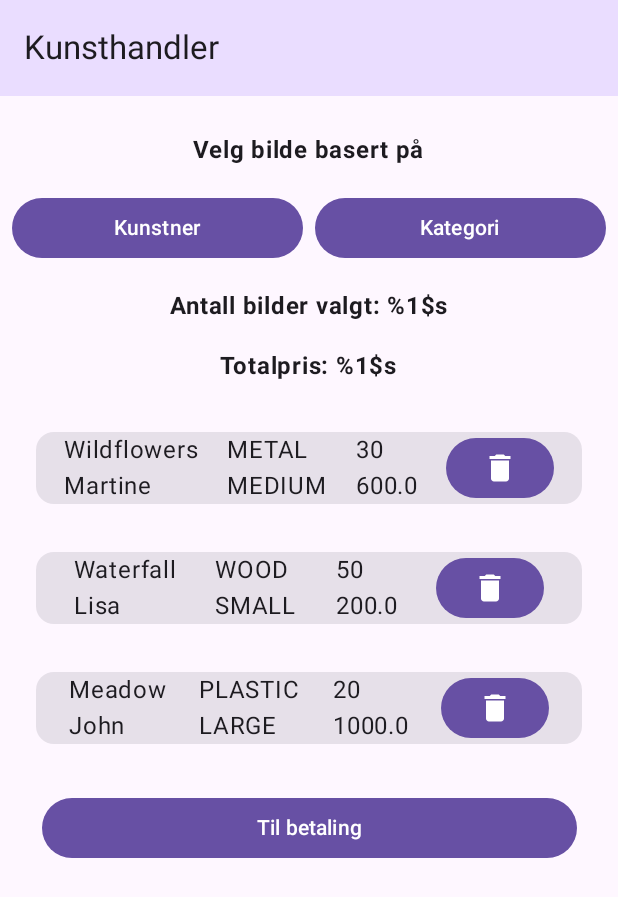
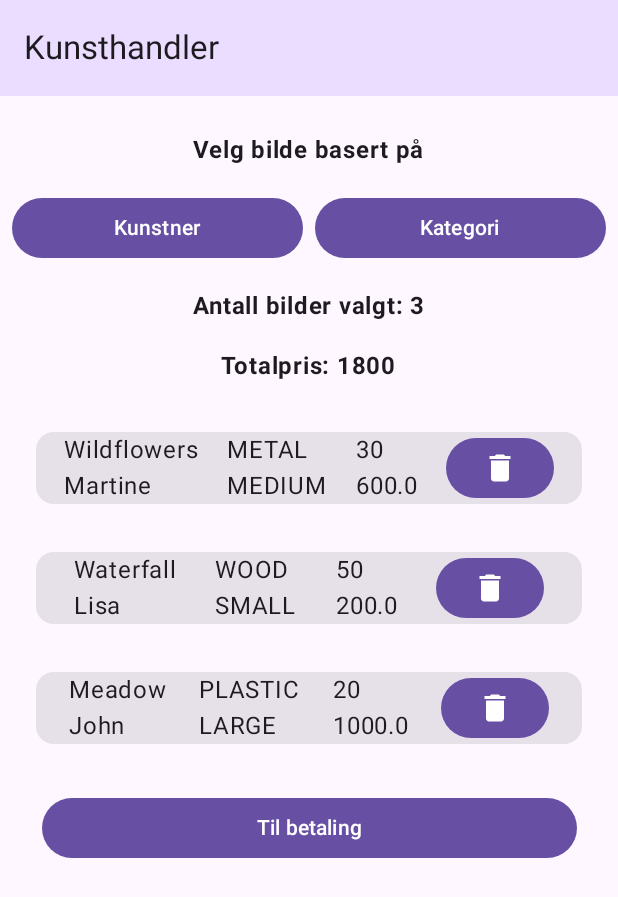
Before and after one commit to majonestube/Oblig3, an Android app built with Jetpack Compose: the screen it shows after launch (MainActivity), on a phone screen of 412 x 824 dp. Shown: the top 897 px of the screen. Run offline under Robolectric (Android 15) with nearby library versions, the phone set to English and light mode, and no system bars.

Commit message:
Implementert visning av pris og antall bilder. Må endre til uiState når den er implementert

```diff
--- a/app/src/main/java/com/example/oblig3/ui/MainScreen.kt
+++ b/app/src/main/java/com/example/oblig3/ui/MainScreen.kt
@@ -1,8 +1,6 @@
 package com.example.oblig3.ui
 
-import androidx.compose.foundation.Image
 import androidx.compose.foundation.layout.Arrangement
-import androidx.compose.foundation.layout.Box
 import androidx.compose.foundation.layout.Column
 import androidx.compose.foundation.layout.Row
 import androidx.compose.foundation.layout.Spacer
@@ -19,26 +17,22 @@ import androidx.compose.material.icons.filled.Delete
 import androidx.compose.material3.Button
 import androidx.compose.material3.Card
 import androidx.compose.material3.Icon
-import androidx.compose.material3.IconButton
 import androidx.compose.material3.Text
 import androidx.compose.runtime.Composable
 import androidx.compose.ui.Alignment
 import androidx.compose.ui.Modifier
 import androidx.compose.ui.platform.LocalConfiguration
 import androidx.compose.ui.res.dimensionResource
-import androidx.compose.ui.res.painterResource
 import androidx.compose.ui.res.stringResource
 import androidx.compose.ui.text.font.FontWeight
 import androidx.compose.ui.tooling.preview.Preview
 import androidx.compose.ui.unit.dp
-import androidx.navigation.NavHostController
 import com.example.oblig3.R
-import com.example.oblig3.data.Category
 import com.example.oblig3.data.DataSource
 import com.example.oblig3.data.FrameType
-import com.example.oblig3.data.Photo
 import com.example.oblig3.data.PhotoSize
 import com.example.oblig3.data.SelectedPhoto
+import kotlin.math.roundToInt
 
 @Composable
 fun MainScreen(
@@ -113,11 +107,11 @@ fun MainScreen(
 
             }
             Text(
-                text = stringResource(R.string.antall_bilder_valgt, /*TODO*/),
+                text = stringResource(R.string.antall_bilder_valgt, testPhotoList.size), /*TODO*/
                 fontWeight = FontWeight.Bold
             )
             Text(
-                text = stringResource(R.string.totalpris, /*TODO*/),
+                text = stringResource(R.string.totalpris, testPhotoList.sumOf { it.photoPrice.toDouble() * DataSource.PHOTO_PRICE }.roundToInt()), /*TODO*/
                 fontWeight = FontWeight.Bold
             )
             if (testPhotoList.isNotEmpty()) {
```
